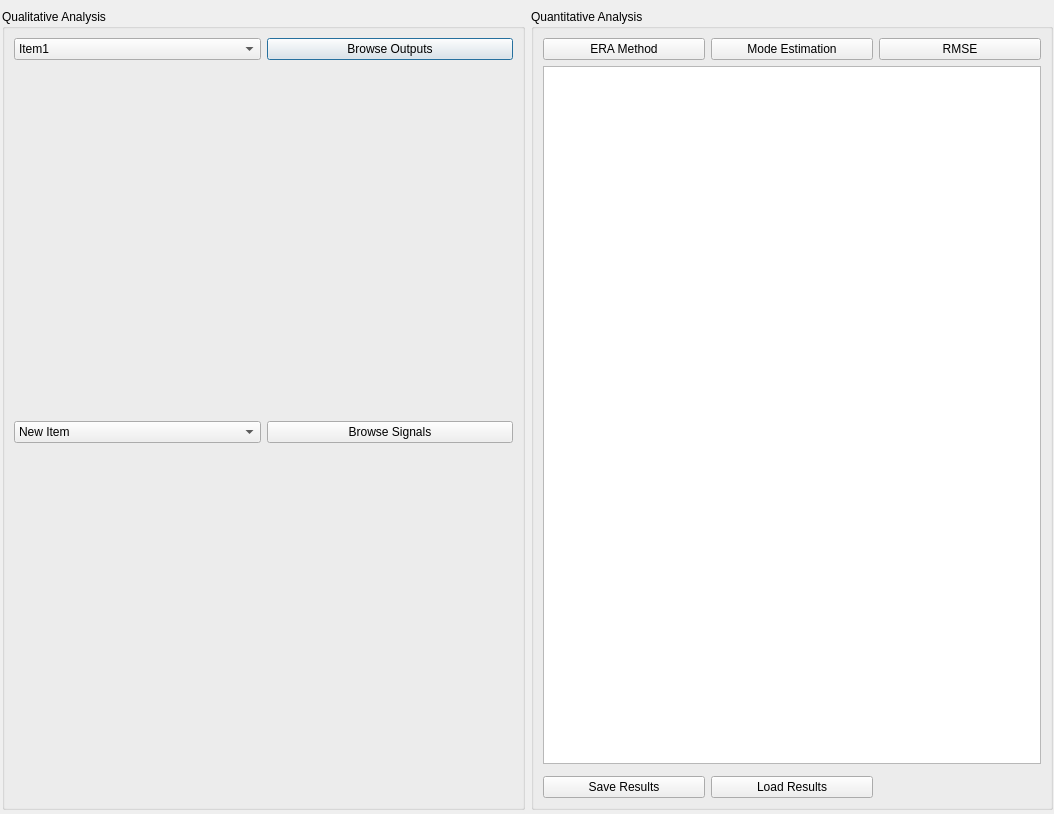
The window that res/mae_simulation_gui.ui (fran-jo/SimuGUI) describes before a commit, drawn with Qt 5.
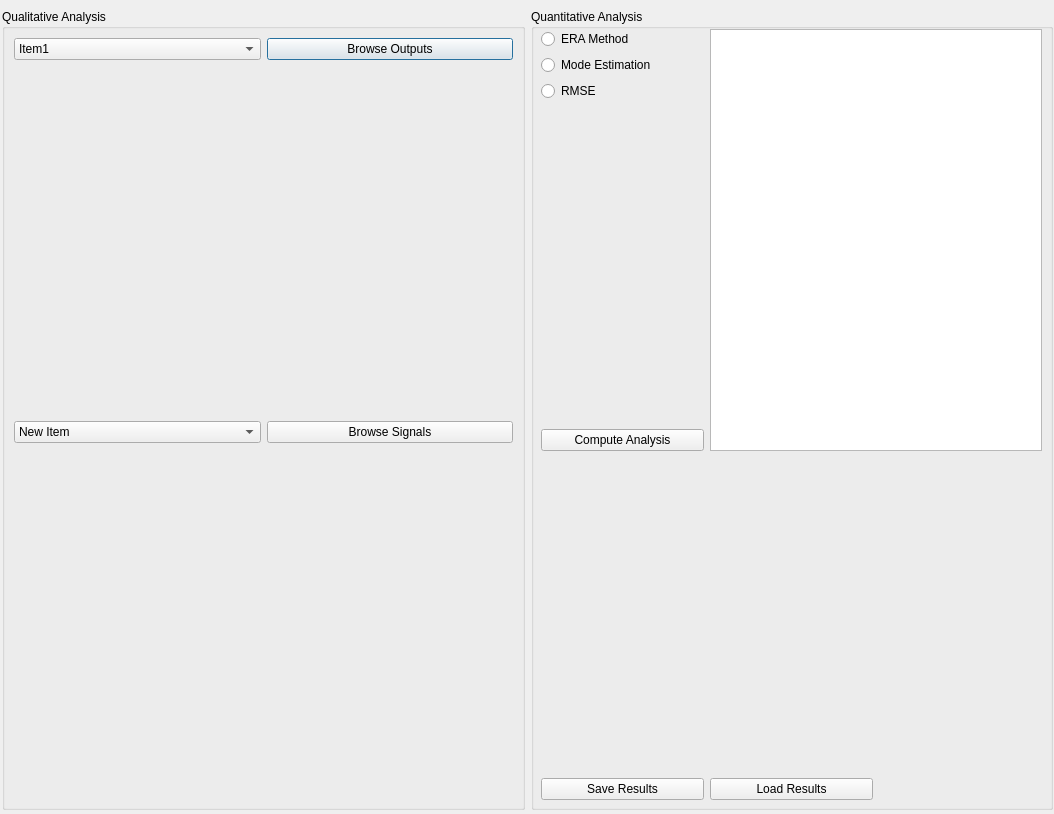
The same window after the commit. Custom widgets are drawn as their Qt base class.

Patch:
```diff
--- a/res/mae_simulation_gui.ui
+++ b/res/mae_simulation_gui.ui
@@ -85,53 +85,70 @@
       <property name="title">
        <string>Quantitative Analysis</string>
       </property>
+      <widget class="QWidget" name="layoutWidget">
+       <property name="geometry">
+        <rect>
+         <x>10</x>
+         <y>20</y>
+         <width>501</width>
+         <height>771</height>
+        </rect>
+       </property>
       <layout class="QGridLayout" name="gridLayout">
-       <item row="0" column="0">
-        <widget class="QPushButton" name="btn_era">
+        <item row="6" column="1">
+         <widget class="QPushButton" name="btn_loadResults">
          <property name="text">
-          <string>ERA Method</string>
+           <string>Load Results</string>
          </property>
         </widget>
        </item>
-       <item row="2" column="0" colspan="3">
+        <item row="4" column="0">
+         <widget class="QPushButton" name="btn_analysis">
+          <property name="text">
+           <string>Compute Analysis</string>
+          </property>
+         </widget>
+        </item>
+        <item row="6" column="0">
+         <widget class="QPushButton" name="btn_saveResults">
+          <property name="text">
+           <string>Save Results</string>
+          </property>
+         </widget>
+        </item>
+        <item row="5" column="0" colspan="3">
         <widget class="MatplotlibWidget" name="mplot_validation" native="true">
          <property name="autoFillBackground">
           <bool>false</bool>
          </property>
         </widget>
        </item>
-       <item row="3" column="0">
-        <widget class="QPushButton" name="btn_saveResults">
+        <item row="2" column="0">
+         <widget class="QRadioButton" name="rbt_rmse">
          <property name="text">
-          <string>Save Results</string>
+           <string>RMSE</string>
          </property>
         </widget>
        </item>
-       <item row="3" column="1">
-        <widget class="QPushButton" name="btn_loadResults">
-         <property name="text">
-          <string>Load Results</string>
-         </property>
-        </widget>
-       </item>
-       <item row="0" column="1">
-        <widget class="QPushButton" name="btn_modeEst">
+        <item row="1" column="0" colspan="2">
+         <widget class="QRadioButton" name="rbt_modeEstimation">
          <property name="text">
           <string>Mode Estimation</string>
          </property>
         </widget>
        </item>
-       <item row="1" column="0" colspan="3">
+        <item row="0" column="0">
+         <widget class="QRadioButton" name="rbt_era">
+          <property name="text">
+           <string>ERA Method</string>
+          </property>
+         </widget>
+        </item>
+        <item row="0" column="1" rowspan="5" colspan="2">
         <widget class="QListWidget" name="lst_report"/>
        </item>
-       <item row="0" column="2">
-        <widget class="QPushButton" name="btn_rmse">
-         <property name="text">
-          <string>RMSE</string>
-         </property>
-        </widget>
-       </item>
-      </layout>
+       </layout>
+      </widget>
      </widget>
     </item>
    </layout>
```
Lines whose indentation alone changed are shown as unchanged.
